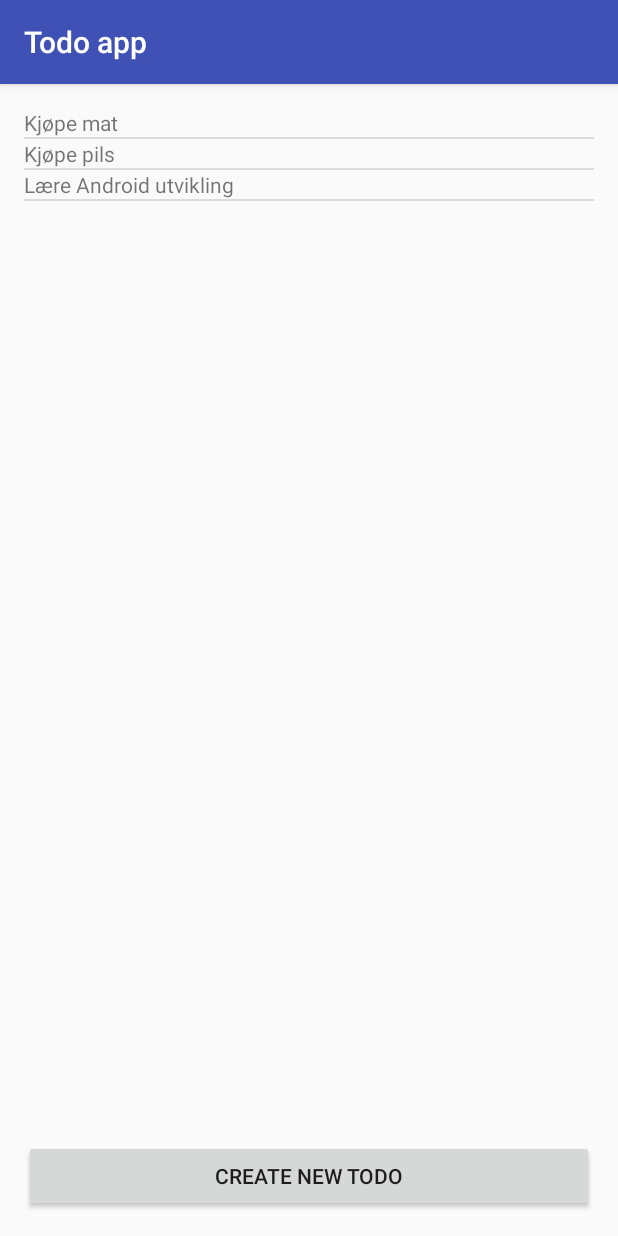
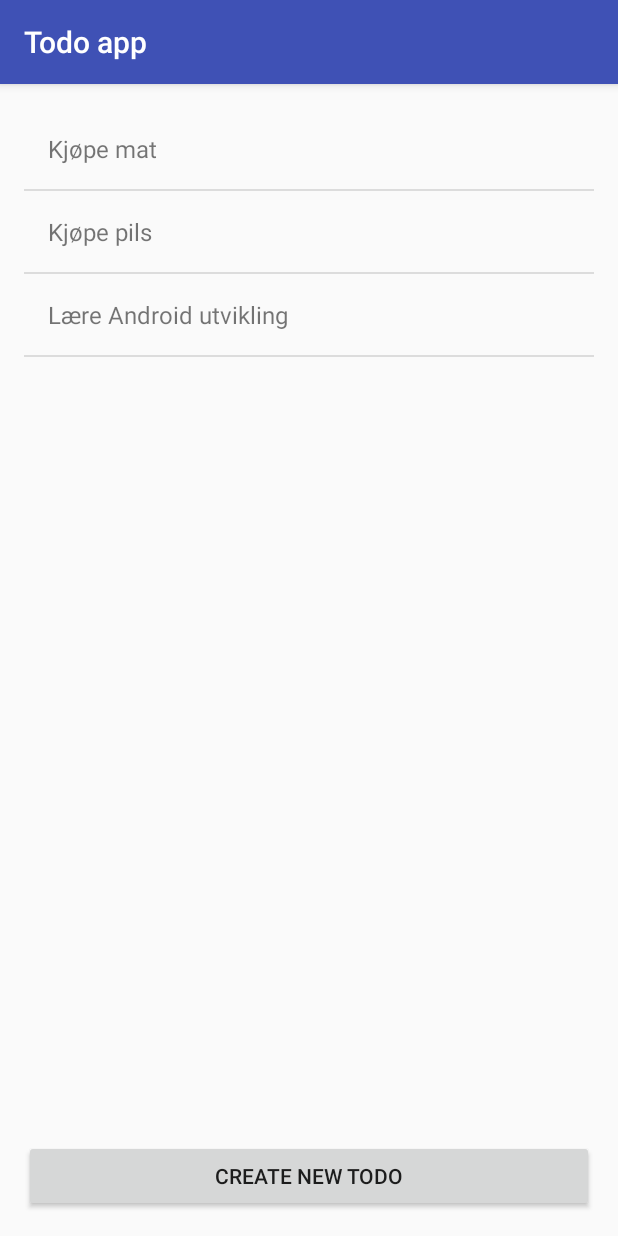
Before and after one commit to andrmos/sample-todo-app, an Android app: the screen it shows after launch (MainActivity), on a phone screen of 412 x 824 dp. Run offline under Robolectric (Android 15) with nearby library versions, the phone set to English and light mode, and no system bars.

Commit message:
Change padding and size of todo element

```diff
--- a/app/src/main/res/layout/todo_element.xml
+++ b/app/src/main/res/layout/todo_element.xml
@@ -2,6 +2,8 @@
 <TextView xmlns:android="http://schemas.android.com/apk/res/android"
     android:id="@+id/todo_element"
     android:layout_width="match_parent"
-    android:layout_height="match_parent">
+    android:layout_height="match_parent"
+    android:textSize="16sp"
+    android:padding="@dimen/activity_vertical_margin">
 
 </TextView>
```
